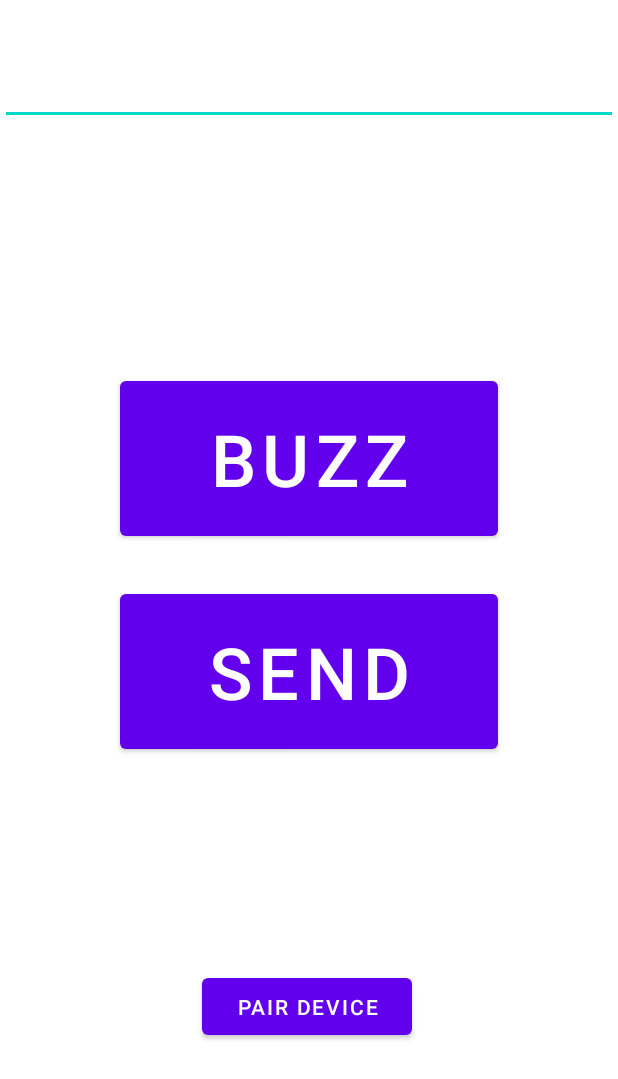
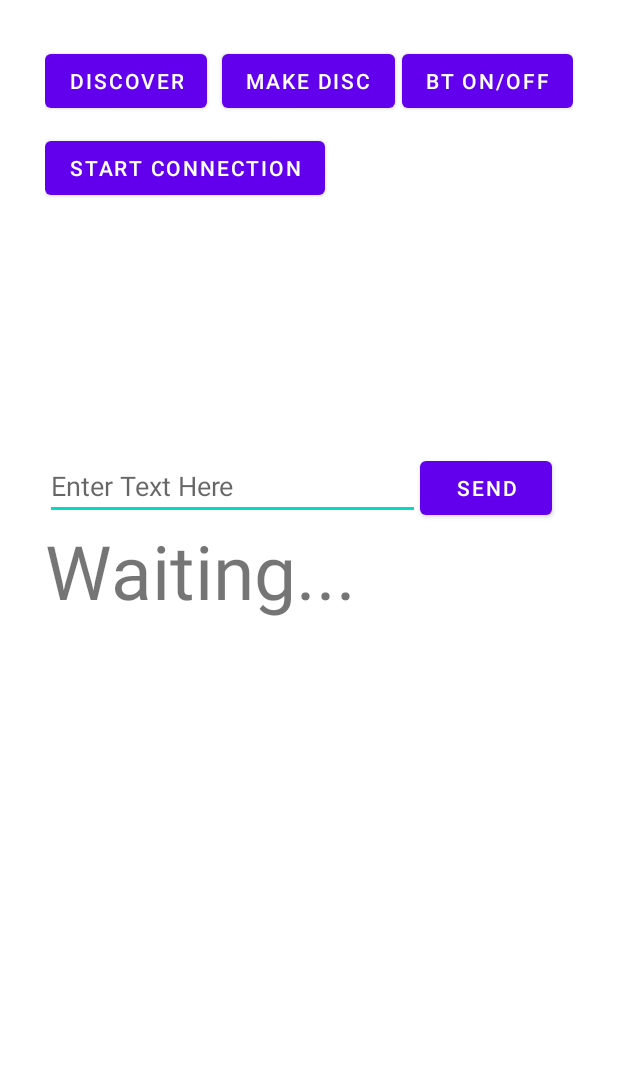
Before and after one commit to apliska873/baseball-communication-device, an Android app: the layout activity_main.xml on its own in the app's theme, with its tools: preview values and no code run, on a phone screen of 412 x 824 dp. Shown: the top 1079 px of the screen. Run offline under Robolectric (Android 15) with nearby library versions, the phone set to English and light mode, and no system bars.

```diff
--- a/mobile/src/main/res/layout/activity_main.xml
+++ b/mobile/src/main/res/layout/activity_main.xml
@@ -1,79 +1,79 @@
 <?xml version="1.0" encoding="utf-8"?>
-<androidx.constraintlayout.widget.ConstraintLayout xmlns:android="http://schemas.android.com/apk/res/android"
-    xmlns:app="http://schemas.android.com/apk/res-auto"
+<RelativeLayout
+    xmlns:android="http://schemas.android.com/apk/res/android"
     xmlns:tools="http://schemas.android.com/tools"
+    android:id="@+id/activity_main"
     android:layout_width="match_parent"
     android:layout_height="match_parent"
-    tools:context=".MainActivity">
+    android:paddingBottom="30dp"
+    android:paddingLeft="30dp"
+    android:paddingRight="30dp"
+    android:paddingTop="30dp"
+    tools:context="com.example.baseballsignaler.MainActivity">
 
-    <com.google.android.material.textfield.TextInputLayout
-        android:id="@+id/number_input_layout"
-        android:layout_width="0dp"
+    <Button
+        android:id="@+id/btnONOFF"
+        android:layout_width="wrap_content"
         android:layout_height="wrap_content"
-        android:layout_margin="16dp"
-        android:layout_marginStart="16dp"
-        android:layout_marginEnd="16dp"
-        app:layout_constraintEnd_toEndOf="parent"
-        app:layout_constraintStart_toStartOf="parent"
-        app:layout_constraintTop_toTopOf="parent"
-        tools:ignore="MissingConstraints">
+        android:layout_alignParentTop="true"
+        android:layout_alignParentRight="true"
+        android:text="BT ON/OFF" />
 
-    </com.google.android.material.textfield.TextInputLayout>
+    <Button
+        android:id="@+id/btnDiscoverable_on_off"
+        android:layout_width="wrap_content"
+        android:layout_height="wrap_content"
+        android:layout_alignParentTop="true"
+        android:layout_centerHorizontal="true"
+        android:onClick="btnEnableDisable_Discoverable"
+        android:text="Make Disc" />
+
+    <Button
+        android:layout_width="wrap_content"
+        android:layout_height="wrap_content"
+        android:id="@+id/btnFindUnpairedDevices"
+        android:text="Discover"
+        android:onClick="btnDiscover"/>
+
+    <ListView
+        android:layout_marginTop="15dp"
+        android:layout_below="@+id/btnStartConnection"
+        android:layout_width="match_parent"
+        android:layout_height="150dp"
+        android:id="@+id/lvNewDevices"/>
+
+    <Button
+        android:layout_marginTop="10dp"
+        android:layout_width="wrap_content"
+        android:layout_height="wrap_content"
+        android:layout_below="@+id/btnFindUnpairedDevices"
+        android:id="@+id/btnStartConnection"
+        android:text="Start Connection"/>
+
+    <EditText
+        android:layout_width="250dp"
+        android:layout_height="wrap_content"
+        android:hint="Enter Text Here"
+        android:layout_below="@+id/lvNewDevices"
+        android:layout_alignParentStart="true"
+        android:id="@+id/editText"/>
+
+    <TextView
+        android:layout_width="250dp"
+        android:layout_height="250dp"
+        android:textSize="50sp"
+        android:text="Waiting..."
+        android:layout_below="@+id/editText"
+        android:layout_alignParentStart="true"
+        android:id="@+id/viewReceived"/>
+
+    <Button
+        android:layout_width="wrap_content"
+        android:layout_height="wrap_content"
+        android:text="SEND"
+        android:id="@+id/btnSend"
+        android:layout_toRightOf="@+id/editText"
+        android:layout_below="@+id/lvNewDevices"/>
 
 
-    <com.google.android.material.textfield.TextInputEditText
-        android:id="@+id/number_input"
-        android:layout_width="match_parent"
-        android:layout_height="83dp"
-        android:layout_gravity="center"
-        android:digits="0123456789"
-        android:inputType="number"
-        android:textAlignment="center"
-        android:textSize="48sp"
-        tools:ignore="MissingConstraints"
-        tools:layout_editor_absoluteX="16dp"
-        tools:layout_editor_absoluteY="16dp" />
-
-    <Button
-        android:id="@+id/send_button"
-        android:layout_width="252dp"
-        android:layout_height="115dp"
-        android:layout_gravity="center"
-        android:text="@string/send"
-        android:textSize="48sp"
-        app:layout_constraintBottom_toBottomOf="parent"
-        app:layout_constraintEnd_toEndOf="parent"
-        app:layout_constraintStart_toStartOf="parent"
-        app:layout_constraintTop_toTopOf="parent"
-        app:layout_constraintVertical_bias="0.550"
-        tools:ignore="MissingConstraints" />
-
-    <Button
-        android:id="@+id/buzz_button"
-        android:layout_width="252dp"
-        android:layout_height="115dp"
-        android:layout_gravity="center"
-        android:text="@string/buzz"
-        android:textSize="48sp"
-        app:layout_constraintBottom_toBottomOf="parent"
-        app:layout_constraintEnd_toEndOf="parent"
-        app:layout_constraintStart_toStartOf="parent"
-        app:layout_constraintTop_toTopOf="parent"
-        app:layout_constraintVertical_bias="0.350" />
-
-    <Button
-        android:id="@+id/pair_button"
-        android:layout_width="140dp"
-        android:layout_height="50dp"
-        android:layout_gravity="center"
-        android:text="@string/pair_dev"
-        app:layout_constraintBottom_toBottomOf="parent"
-        app:layout_constraintEnd_toEndOf="parent"
-        app:layout_constraintHorizontal_bias="0.495"
-        app:layout_constraintStart_toStartOf="parent"
-        app:layout_constraintTop_toTopOf="parent"
-        app:layout_constraintVertical_bias="0.835"
-        tools:ignore="MissingConstraints" />
-
-
-</androidx.constraintlayout.widget.ConstraintLayout>
+</RelativeLayout>
```
Also changed, not shown: mobile/src/main/java/com/example/baseballsignaler/BluetoothConnectionService.java (added, +328 -0 lines), mobile/src/main/java/com/example/baseballsignaler/CaptureActivityPortrait.java (deleted, +0 -7 lines), mobile/src/main/java/com/example/baseballsignaler/DeviceListAdapter.java (added, +49 -0 lines), mobile/src/main/res/layout/device_adapter_view.xml (added, +19 -0 lines).
